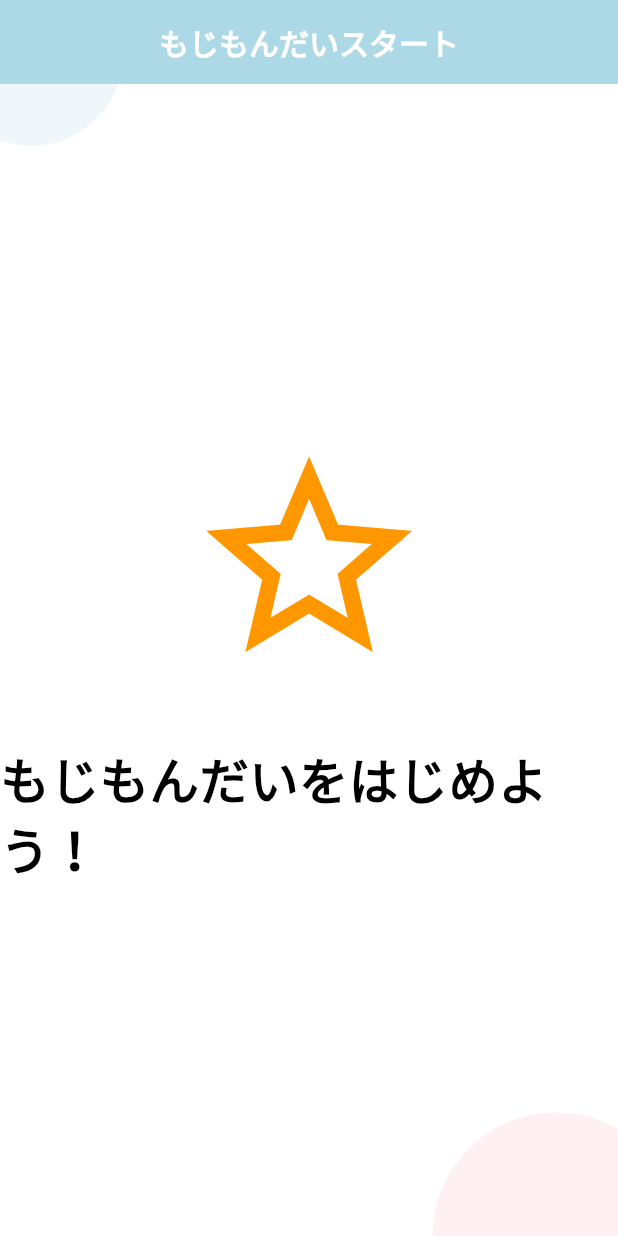
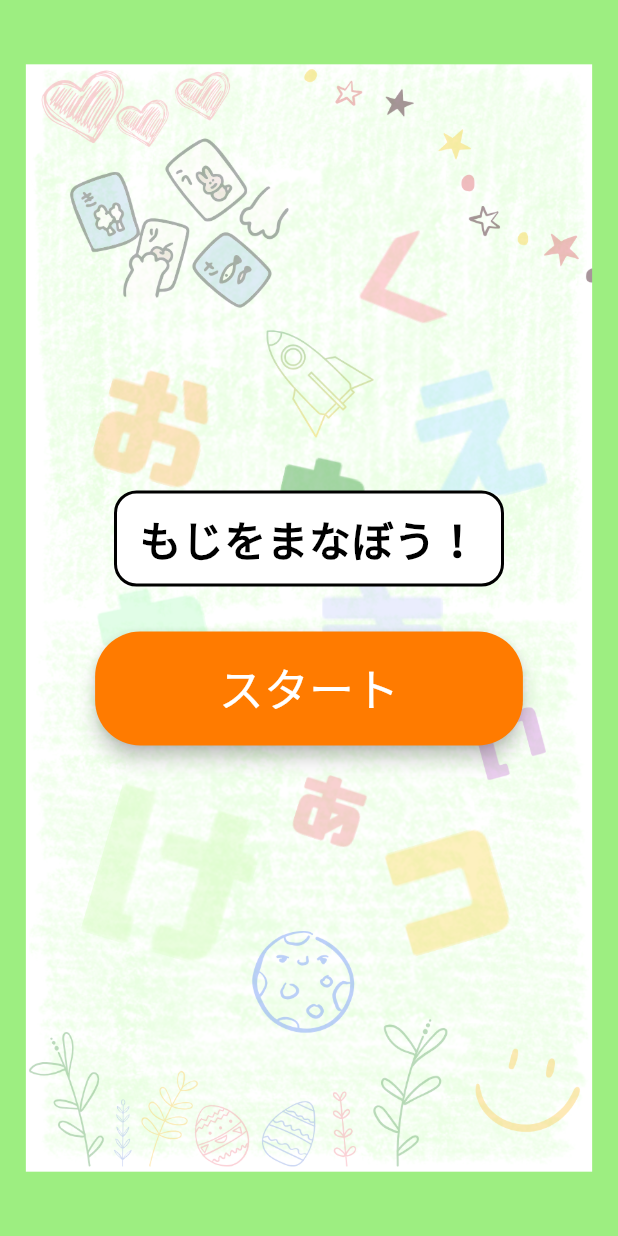
Before and after one commit to haseAyy/unodosu, a Flutter app: the EducationModeScreen screen opened directly, after a tap on "もじ", on a phone screen of 412 x 824 dp. Run offline on Flutter 3.47's test engine with Material 3 defaults, Android fonts, the phone set to English and light mode, and no system bars; Roboto replaces fonts that are missing (Comic Sans MS).

Commit message:
スタート画面完成

```diff
--- a/adventer_app/lib/EducationModeScreen/Color/ColorEducationScreen.dart
+++ b/adventer_app/lib/EducationModeScreen/Color/ColorEducationScreen.dart
@@ -101,7 +101,7 @@ class ColorEducationScreen extends StatelessWidget {
     return Scaffold(
       appBar: AppBar(
         automaticallyImplyLeading: false, // 戻るボタンを非表示にする
-        backgroundColor: const Color.fromARGB(141, 57, 154, 0),
+        backgroundColor: const Color.fromARGB(255, 255, 173, 51),
         elevation: 0,
         title: const Text(
           'いろもんだい',
@@ -152,7 +152,7 @@ class ColorEducationScreen extends StatelessWidget {
                 _showQuitDialog(context); // ダイアログを表示
               },
               style: TextButton.styleFrom(
-                backgroundColor: const Color.fromARGB(141, 57, 154, 0),
+                backgroundColor: const Color.fromARGB(255, 255, 173, 51),
                 shape: RoundedRectangleBorder(
                   borderRadius: BorderRadius.circular(20), // 角丸
                 ),
--- a/adventer_app/lib/EducationModeScreen/EdcationResultScreen.dart
+++ b/adventer_app/lib/EducationModeScreen/EdcationResultScreen.dart
@@ -65,7 +65,7 @@ class EducationResultScreen extends StatelessWidget {
     return Scaffold(
       appBar: AppBar(
         automaticallyImplyLeading: false, // 戻るボタンを非表示
-        backgroundColor: const Color.fromARGB(255, 173, 216, 230), // 淡い水色
+        backgroundColor: const Color.fromARGB(255, 222, 94, 94),
         elevation: 0,
         title: const Text(
           'けっか',
--- a/adventer_app/lib/EducationModeScreen/EducationCorrectScreen.dart
+++ b/adventer_app/lib/EducationModeScreen/EducationCorrectScreen.dart
@@ -65,7 +65,7 @@ class EducationCorrectScreen extends StatelessWidget {
     return Scaffold(
       appBar: AppBar(
         automaticallyImplyLeading: false, // 戻るボタンを非表示にする
-        backgroundColor: const Color.fromARGB(141, 57, 154, 0), // ピンク色の背景
+        backgroundColor: const Color.fromARGB(255, 222, 94, 94),
         elevation: 0,
         title: const Text(
           'せいかい',
--- a/adventer_app/lib/EducationModeScreen/EducationIncorrectScreen.dart
+++ b/adventer_app/lib/EducationModeScreen/EducationIncorrectScreen.dart
@@ -65,7 +65,7 @@ class EducationIncorrectScreen extends StatelessWidget {
     return Scaffold(
       appBar: AppBar(
         automaticallyImplyLeading: false, // 戻るボタンを非表示
-        backgroundColor: const Color.fromARGB(141, 57, 154, 0),
+        backgroundColor: const Color.fromARGB(255, 222, 94, 94),
         elevation: 0,
         title: const Text(
           'ざんねん',
--- a/adventer_app/lib/EducationModeScreen/EducationModeScreen.dart
+++ b/adventer_app/lib/EducationModeScreen/EducationModeScreen.dart
@@ -70,7 +70,7 @@ class EducationModeScreen extends StatelessWidget {
                 CategoryButton(
                   categoryName: 'かたち',
                   description: 'かたちをまなぼう！\nいろんなかたちをさがそう',
-                  backgroundColor: Colors.orange.shade100,
+                  backgroundColor: Colors.blue.shade100,
                   icon: Icons.star, // アイコン追加
                   onPressed: () {
                     Navigator.push(
@@ -83,7 +83,7 @@ class EducationModeScreen extends StatelessWidget {
                 CategoryButton(
                   categoryName: 'いろ',
                   description: 'いろをまなぼう！\nカラフルなせかいがひろがるよ',
-                  backgroundColor: Colors.blue.shade100,
+                  backgroundColor: Colors.orange.shade100,
                   icon: Icons.palette, // アイコン追加
                   onPressed: () {
                     Navigator.push(
--- a/adventer_app/lib/EducationModeScreen/Letter/LetterStartScreen.dart
+++ b/adventer_app/lib/EducationModeScreen/Letter/LetterStartScreen.dart
@@ -8,88 +8,68 @@ class LetterStartScreen extends StatelessWidget {
   @override
   Widget build(BuildContext context) {
     final screenSize = MediaQuery.of(context).size;
-
-    // 確認: screenSize.height は double 型であるはず
-    double iconSize = 0.2 * screenSize.height;
-    double fontSize = 0.04 * screenSize.height;
-
-    // iconSize と fontSize が正常な double 値か確認
-    print("Icon Size: $iconSize");
-    print("Font Size: $fontSize");
+    final screenWidth = screenSize.width;
+    final screenHeight = screenSize.height;
 
     return Scaffold(
-      appBar: AppBar(
-        automaticallyImplyLeading: false, // 戻るボタンを非表示
-        backgroundColor: const Color.fromARGB(255, 173, 216, 230), // 淡い水色
-        elevation: 0,
-        title: const Text(
-          'もじもんだいスタート',
-          style: TextStyle(
-            color: Colors.white,
-            fontSize: 20,
-            fontWeight: FontWeight.bold,
-            fontFamily: 'Comic Sans MS',
+      body: Stack(
+        children: [
+          // 背景画像
+          Positioned.fill(
+            child: Image.asset(
+              'assets/images/LetterStartScreen.png', // 絵の具の背景画像を配置
+              fit: BoxFit.cover, // 画面全体に広がるように
             ),
           ),
-        centerTitle: true,
-      ),
-      backgroundColor: Colors.white, // 背景を白に統一
-      body: GestureDetector(
-        onTap: () {
-          // タップしたら形問題出題画面に遷移
-          Navigator.pushReplacement(
-            context,
-            MaterialPageRoute(
-              builder: (context) => const LetterEducationScreen(), // 形問題出題画面に遷移
-            ),
-          );
-        },
-        child: Stack(
-          children: [
-            // 上部のソフトな装飾
-            Positioned(
-              top: -0.1 * screenSize.height,
-              left: -0.1 * screenSize.width,
-              child: Container(
-                width: 0.3 * screenSize.width,
-                height: 0.3 * screenSize.width,
-                decoration: const BoxDecoration(
-                  color: Color.fromARGB(50, 173, 216, 230), // 薄い水色
-                  shape: BoxShape.circle,
-                ),
-              ),
-            ),
-            // 下部のソフトな装飾
-            Positioned(
-              bottom: -0.1 * screenSize.height,
-              right: -0.1 * screenSize.width,
-              child: Container(
-                width: 0.4 * screenSize.width,
-                height: 0.4 * screenSize.width,
-                decoration: const BoxDecoration(
-                  color: Color.fromARGB(50, 255, 182, 193), // 薄いピンク
-                  shape: BoxShape.circle,
-                ),
-              ),
-            ),
-            // 中央のコンテンツ
+          // コンテンツ部分
           Center(
             child: Column(
               mainAxisAlignment: MainAxisAlignment.center,
               children: [
-                  Icon(
-                    Icons.star_border,
-                    size: iconSize, // ここで iconSize を直接使用
-                    color: Colors.orange,
+                Container(
+                  decoration: BoxDecoration(
+                    border: Border.all(color: Colors.black, width: 2),
+                    borderRadius: BorderRadius.circular(15),
+                    color: Colors.white,
                   ),
-                  SizedBox(height: 0.05 * screenSize.height), // 高さに基づいて余白を調整
-                  Text(
-                    'もじもんだいをはじめよう！',
+                  padding: const EdgeInsets.symmetric(vertical: 10, horizontal: 15),
+                  child: const Text(
+                    'もじをまなぼう！', // タイトル
                     style: TextStyle(
-                      fontSize: fontSize, // 画面高さに基づいてフォントサイズを調整
+                      fontSize: 28,
                       fontWeight: FontWeight.bold,
                       color: Colors.black,
-                      fontFamily: 'Comic Sans MS',
+                    ),
+                    textAlign: TextAlign.center,
+                  ),
+                ),
+                const SizedBox(height: 30),
+                ElevatedButton(
+                  onPressed: () {
+                    Navigator.pushReplacement(
+                      context,
+                      MaterialPageRoute(
+                        builder: (context) => const LetterEducationScreen(),
+                      ),
+                    );
+                  },
+                  style: ElevatedButton.styleFrom(
+                    padding: EdgeInsets.symmetric(
+                      horizontal: screenWidth * 0.2,
+                      vertical: screenHeight * 0.02,
+                    ),
+                    backgroundColor: const Color.fromARGB(255, 255, 123, 0),
+                    shape: RoundedRectangleBorder(
+                      borderRadius: BorderRadius.circular(30),
+                    ),
+                    elevation: 5,
+                  ),
+                  child: const Text(
+                    'スタート',
+                    style: TextStyle(
+                      fontSize: 30,
+                      color: Colors.white,
+                    ),
                   ),
                 ),
               ],
@@ -97,7 +77,6 @@ class LetterStartScreen extends StatelessWidget {
           ),
         ],
       ),
-      ),
     );
   }
 }
--- a/adventer_app/lib/EducationModeScreen/Shape/ShapeEducationScreen.dart
+++ b/adventer_app/lib/EducationModeScreen/Shape/ShapeEducationScreen.dart
@@ -97,7 +97,7 @@ class ShapeEducationScreen extends StatelessWidget {
     return Scaffold(
       appBar: AppBar(
         automaticallyImplyLeading: false, // 戻るボタンを非表示にする
-        backgroundColor: const Color.fromARGB(255, 255, 173, 51),
+        backgroundColor: Colors.blue.shade100,
         elevation: 0,
         title: const Text(
           'かたちもんだい',
@@ -148,7 +148,7 @@ class ShapeEducationScreen extends StatelessWidget {
                 _showQuitDialog(context); // ダイアログを表示
               },
               style: TextButton.styleFrom(
-                backgroundColor: const Color.fromARGB(255, 255, 173, 51),
+                backgroundColor: Colors.blue.shade100,
                 shape: RoundedRectangleBorder(
                   borderRadius: BorderRadius.circular(20), // 角丸
                 ),
--- a/adventer_app/pubspec.yaml
+++ b/adventer_app/pubspec.yaml
@@ -91,4 +91,7 @@ flutter:
 
   # 画像をassetsセクションで指定
   assets:
-    - assets/images/keisan_startScreen.png
+    - assets/images/ColorStartScreen.png
+    - assets/images/ShapeStartScreen.png
+    - assets/images/LetterStartScreen.png
+    - assets/images/CalcStartScreen.png
```
Also changed, not shown: adventer_app/lib/EducationModeScreen/Calc/CalcStartScreen.dart (+42 -39 lines), adventer_app/lib/EducationModeScreen/Color/ColorStartScreen.dart (+28 -9 lines), adventer_app/lib/EducationModeScreen/Shape/ShapeStartScreen.dart (+18 -69 lines), adventer_app/assets/images/CalcStartScreen.png (added), adventer_app/assets/images/ColorStartScreen.png (added), adventer_app/assets/images/LetterStartScreen.png (added), adventer_app/assets/images/ShapeStartScreen.png (added), adventer_app/assets/images/keisan_startScreen.png (deleted). Lines whose indentation alone changed are shown as unchanged.
